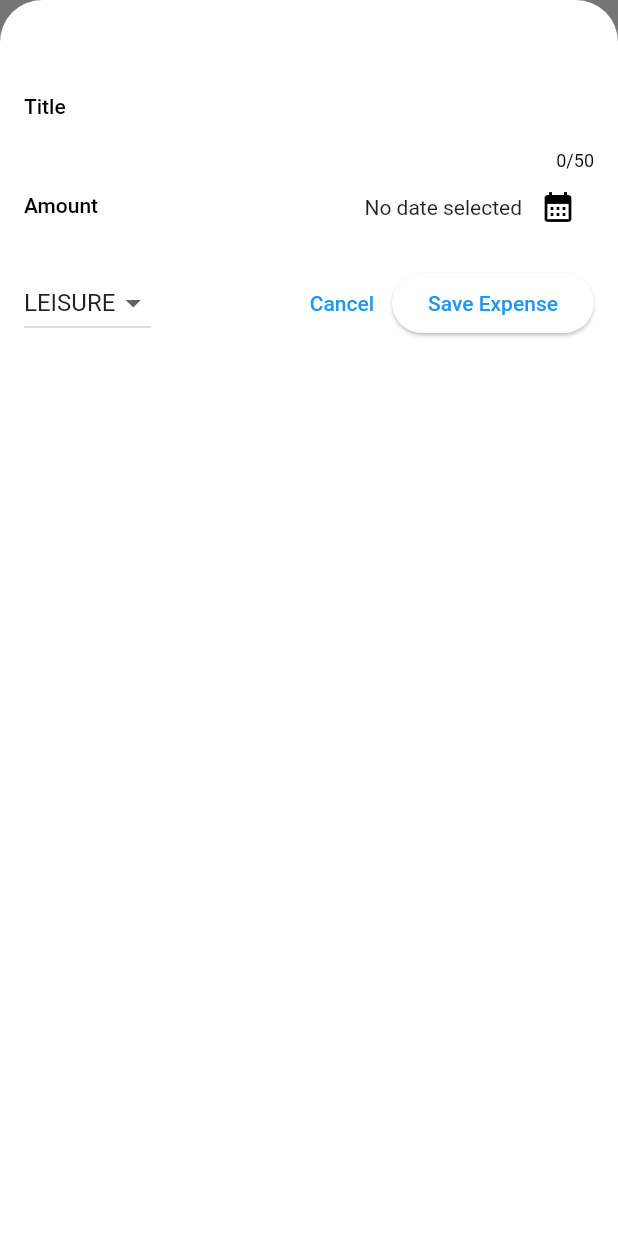
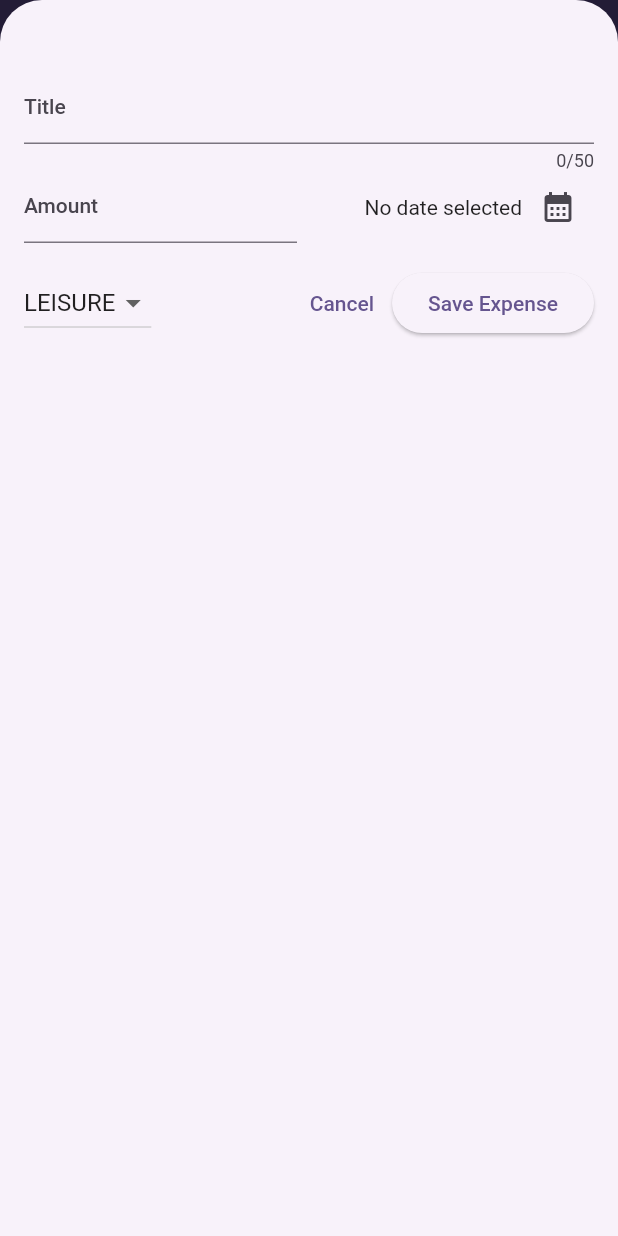
Before and after one commit to ehlkara/SharpFlutterProjects, a Flutter app: the screen it shows after launch, after a tap on the "add" icon, on a phone screen of 412 x 824 dp. Run offline on Flutter 3.47's test engine with Material 2 defaults, Android fonts, the phone set to English and light mode, and no system bars; our stand-ins replace google_fonts; missing offline and left inert: dart:ffi.

Commit message:
setting & using a Color scheme

```diff
--- a/expense_tracker/lib/main.dart
+++ b/expense_tracker/lib/main.dart
@@ -1,13 +1,21 @@
 import 'package:flutter/material.dart';
 
 import 'package:expense_tracker/widgets/expenses.dart';
+
+var kColorScheme = ColorScheme.fromSeed(
+  seedColor: Color.fromARGB(255, 96, 59, 181),
+);
 
 void main() {
   runApp(
     MaterialApp(
       theme: ThemeData().copyWith(
         useMaterial3: true,
-        scaffoldBackgroundColor: Color.fromARGB(255, 220, 189, 252),
+        colorScheme: kColorScheme,
+        appBarTheme: const AppBarTheme().copyWith(
+          backgroundColor: kColorScheme.onPrimaryContainer,
+          foregroundColor: kColorScheme.primaryContainer,
+        ),
       ),
       home: const Expenses(),
     ),
```
